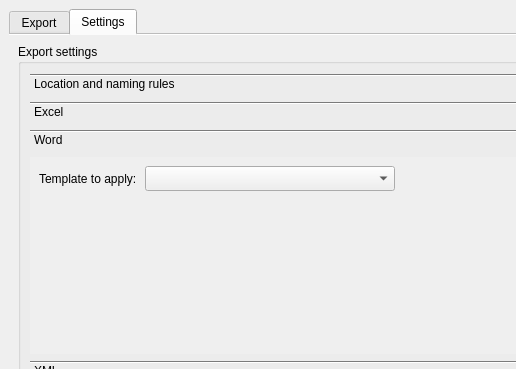
isogeo/isogeo-2-office, file modules/ui/main/ui_win_IsogeoToOffice.ui: the form before one commit; both pictures show x 0 to 516 and y 0 to 369 of the 643 by 853 pixel window.
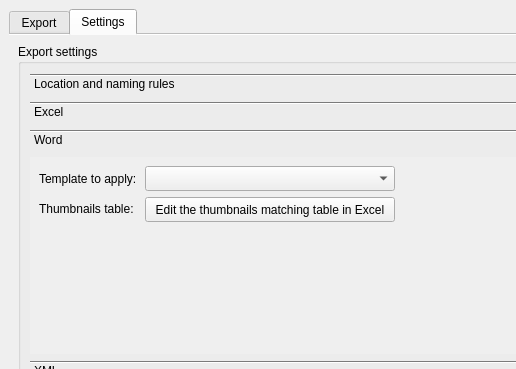
The form after the commit. The open tabs and pages were chosen to show the change. Icons and pictures are not drawn.

Commit message: add button to open thumbnails in Excel to edit it #10

What changed in the file:
```diff
--- a/modules/ui/main/ui_win_IsogeoToOffice.ui
+++ b/modules/ui/main/ui_win_IsogeoToOffice.ui
@@ -1294,8 +1294,8 @@
                <rect>
                 <x>0</x>
                 <y>0</y>
-                <width>274</width>
-                <height>43</height>
+                <width>580</width>
+                <height>197</height>
                </rect>
               </property>
               <attribute name="icon">
@@ -1347,6 +1347,72 @@
                  </property>
                 </widget>
                </item>
+               <item row="5" column="0">
+                <widget class="QLabel" name="lbl_thumbnails_edit">
+                 <property name="toolTip">
+                  <string>Open thumbnails matching table in Excel</string>
+                 </property>
+                 <property name="autoFillBackground">
+                  <bool>true</bool>
+                 </property>
+                 <property name="text">
+                  <string>Thumbnails table:</string>
+                 </property>
+                </widget>
+               </item>
+               <item row="5" column="1">
+                <widget class="QPushButton" name="btn_thumbnails_edit">
+                 <property name="sizePolicy">
+                  <sizepolicy hsizetype="Minimum" vsizetype="Fixed">
+                   <horstretch>0</horstretch>
+                   <verstretch>0</verstretch>
+                  </sizepolicy>
+                 </property>
+                 <property name="minimumSize">
+                  <size>
+                   <width>150</width>
+                   <height>25</height>
+                  </size>
+                 </property>
+                 <property name="maximumSize">
+                  <size>
+                   <width>250</width>
+                   <height>35</height>
+                  </size>
+                 </property>
+                 <property name="cursor">
+                  <cursorShape>PointingHandCursor</cursorShape>
+                 </property>
+                 <property name="focusPolicy">
+                  <enum>Qt::WheelFocus</enum>
+                 </property>
+                 <property name="contextMenuPolicy">
+                  <enum>Qt::NoContextMenu</enum>
+                 </property>
+                 <property name="toolTip">
+                  <string>Edit the thumbnails matching table in Excel</string>
+                 </property>
+                 <property name="layoutDirection">
+                  <enum>Qt::RightToLeft</enum>
+                 </property>
+                 <property name="autoFillBackground">
+                  <bool>true</bool>
+                 </property>
+                 <property name="text">
+                  <string>Edit the thumbnails matching table in Excel</string>
+                 </property>
+                 <property name="icon">
+                  <iconset resource="../../../resources.qrc">
+                   <normaloff>:/IsogeoToOffice/resources/settings/table.svg</normaloff>:/IsogeoToOffice/resources/settings/table.svg</iconset>
+                 </property>
+                 <property name="default">
+                  <bool>false</bool>
+                 </property>
+                 <property name="flat">
+                  <bool>false</bool>
+                 </property>
+                </widget>
+               </item>
               </layout>
              </widget>
              <widget class="QWidget" name="tlb_section_xml">
```
Left out of the diff: 26 changed lines with no effect on the pictures. The commit also changes 6 other files.
